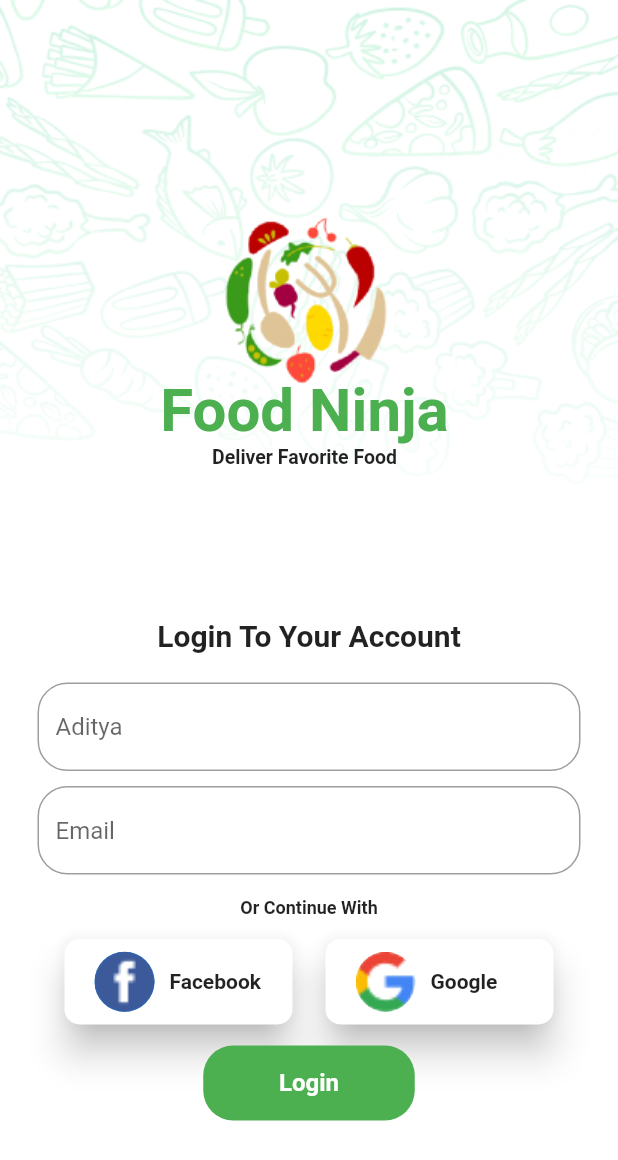
After one commit to AdityaAde/food_delivery, a Flutter app: the SignUp screen opened directly, after a tap on "already have an account?", on a phone screen of 412 x 824 dp. The commit adds this screen. Shown: the top 1160 px of the screen. Run offline on Flutter 3.47's test engine with Material 2 defaults, Android fonts, the phone set to English and light mode, and no system bars; our stand-ins replace flutter_svg.

Commit message:
blm selesai

```diff
--- /dev/null
+++ b/lib/src/view/sign_in.dart
@@ -0,0 +1,198 @@
+import 'package:flutter/material.dart';
+import 'package:food_delivery/src/consts/theme_color.dart';
+
+class SignIn extends StatelessWidget {
+  @override
+  Widget build(BuildContext context) {
+    return Scaffold(
+        backgroundColor: kBackgorundColor,
+        body: SizedBox(
+          height: MediaQuery.of(context).size.height,
+          width: MediaQuery.of(context).size.width,
+          child: Stack(
+            children: [
+              Container(
+                height: MediaQuery.of(context).size.height,
+                decoration: BoxDecoration(
+                    image: DecorationImage(
+                        fit: BoxFit.fill,
+                        image: AssetImage("assets/images/pattern.png"))),
+              ),
+              Container(
+                margin: EdgeInsets.all(110),
+                width: MediaQuery.of(context).size.width / 1,
+                height: MediaQuery.of(context).size.height / 5,
+                decoration: BoxDecoration(
+                  image: DecorationImage(
+                    image: AssetImage("assets/images/logo_food.png"),
+                  ),
+                ),
+              ),
+              Container(
+                width: MediaQuery.of(context).size.width / 2,
+                height: MediaQuery.of(context).size.height / 7,
+                margin: EdgeInsets.only(left: 100, right: 100, top: 250),
+                child: Column(
+                  children: [
+                    Text(
+                      "Food Ninja",
+                      style: TextStyle(
+                          color: kGreenColor,
+                          fontSize: 40,
+                          fontWeight: FontWeight.bold),
+                    ),
+                    Text(
+                      "Deliver Favorite Food",
+                      style:
+                          TextStyle(fontSize: 13, fontWeight: FontWeight.bold),
+                    ),
+                    SizedBox()
+                  ],
+                ),
+              ),
+              Container(
+                margin: EdgeInsets.only(
+                    top: MediaQuery.of(context).size.height / 2),
+                height: MediaQuery.of(context).size.height / 2,
+                child: Row(
+                  crossAxisAlignment: CrossAxisAlignment.start,
+                  mainAxisAlignment: MainAxisAlignment.center,
+                  children: [
+                    Column(
+                      children: [
+                        Text(
+                          "Login To Your Account",
+                          style: TextStyle(
+                              fontSize: 20, fontWeight: FontWeight.bold),
+                        ),
+                        SizedBox(height: 20),
+                        Container(
+                          padding: EdgeInsets.only(right: 25, left: 25),
+                          width: MediaQuery.of(context).size.width,
+                          height: MediaQuery.of(context).size.height / 3 + 70,
+                          child: Form(
+                              child: Column(
+                            children: [
+                              TextField(
+                                decoration: InputDecoration(
+                                    hintText: "Aditya",
+                                    border: OutlineInputBorder(
+                                        borderRadius:
+                                            BorderRadius.circular(20))),
+                              ),
+                              SizedBox(height: 10),
+                              TextField(
+                                decoration: InputDecoration(
+                                    hintText: "Email",
+                                    border: OutlineInputBorder(
+                                        borderRadius:
+                                            BorderRadius.circular(20))),
+                              ),
+                              SizedBox(height: 10),
+                              SizedBox(
+                                height: 5,
+                              ),
+                              Text("Or Continue With",
+                                  style: TextStyle(
+                                      fontSize: 12,
+                                      fontWeight: FontWeight.bold)),
+                              SizedBox(height: 10),
+                              Row(
+                                mainAxisAlignment:
+                                    MainAxisAlignment.spaceEvenly,
+                                children: [
+                                  Card(
+                                    shadowColor: Colors.black,
+                                    elevation: 10,
+                                    shape: RoundedRectangleBorder(
+                                        borderRadius:
+                                            BorderRadius.circular(10)),
+                                    child: Container(
+                                      decoration: BoxDecoration(
+                                          borderRadius:
+                                              BorderRadius.circular(10)),
+                                      padding: EdgeInsets.only(left: 20),
+                                      width: 152,
+                                      height: 57,
+                                      child: Row(
+                                        children: [
+                                          CircleAvatar(
+                                            backgroundImage: AssetImage(
+                                                'assets/images/fb.png'),
+                                          ),
+                                          SizedBox(
+                                            width: 10,
+                                          ),
+                                          Text(
+                                            "Facebook",
+                                            style: TextStyle(
+                                                fontSize: 14,
+                                                fontWeight: FontWeight.bold),
+                                          )
+                                        ],
+                                      ),
+                                    ),
+                                  ),
+                                  Card(
+                                    shadowColor: Colors.black,
+                                    elevation: 10,
+                                    shape: RoundedRectangleBorder(
+                                        borderRadius:
+                                            BorderRadius.circular(10)),
+                                    child: Container(
+                                      decoration: BoxDecoration(
+                                          borderRadius:
+                                              BorderRadius.circular(10)),
+                                      padding: EdgeInsets.only(left: 20),
+                                      width: 152,
+                                      height: 57,
+                                      child: Row(
+                                        children: [
+                                          CircleAvatar(
+                                            backgroundColor: Colors.transparent,
+                                            backgroundImage: AssetImage(
+                                                'assets/images/google.png'),
+                                          ),
+                                          SizedBox(
+                                            width: 10,
+                                          ),
+                                          Text("Google",
+                                              style: TextStyle(
+                                                  fontSize: 14,
+                                                  fontWeight: FontWeight.bold))
+                                        ],
+                                      ),
+                                    ),
+                                  ),
+                                ],
+                              ),
+                              SizedBox(height: 10),
+                              Container(
+                                width: 141,
+                                height: 50,
+                                child: Center(
+                                  child: Text(
+                                    "Login",
+                                    style: TextStyle(
+                                        color: kTextColor,
+                                        fontSize: 16,
+                                        fontWeight: FontWeight.bold),
+                                  ),
+                                ),
+                                decoration: BoxDecoration(
+                                    color: kGreenColor,
+                                    borderRadius: BorderRadius.circular(20)),
+                              ),
+                            ],
+                          )),
+                        )
+                      ],
+                    )
+                  ],
+                ),
+              )
+            ],
+          ),
+        ));
+  }
+}
--- a/lib/src/view/sign_up.dart
+++ b/lib/src/view/sign_up.dart
@@ -1,5 +1,7 @@
 import 'package:flutter/material.dart';
 import 'package:food_delivery/src/consts/theme_color.dart';
+import 'package:food_delivery/src/view/sign_in.dart';
+import 'package:food_delivery/src/view/signup_process.dart';
 
 class SignUp extends StatelessWidget {
   @override
@@ -111,9 +113,10 @@ class SignUp extends StatelessWidget {
                               SizedBox(
                                 height: 20,
                               ),
-                              Container(
-                                width:
-                                    MediaQuery.of(context).size.width / 2 - 50,
+                              InkWell(
+                                child: Container(
+                                  width: MediaQuery.of(context).size.width / 2 -
+                                      50,
                                   height: 50,
                                   child: Center(
                                     child: Text(
@@ -128,12 +131,31 @@ class SignUp extends StatelessWidget {
                                       color: kGreenColor,
                                       borderRadius: BorderRadius.circular(20)),
                                 ),
+                                onTap: () {
+                                  Navigator.push(
+                                    context,
+                                    MaterialPageRoute(
+                                      builder: (context) {
+                                        return SignUpProcess();
+                                      },
+                                    ),
+                                  );
+                                },
+                              ),
                               SizedBox(height: 10),
-                              Text(
+                              InkWell(
+                                child: Text(
                                   "already have an account?",
                                   style: TextStyle(
                                       color: kGreenColor,
                                       fontWeight: FontWeight.bold),
+                                ),
+                                onTap: () {
+                                  Navigator.push(context,
+                                      MaterialPageRoute(builder: (context) {
+                                    return SignIn();
+                                  }));
+                                },
                               )
                             ],
                           )),
```
Also changed, not shown: lib/src/view/signup_process.dart (added, +140 -0 lines), assets/images/fb.png (added), assets/images/google.png (added). Lines whose indentation alone changed are shown as unchanged.
